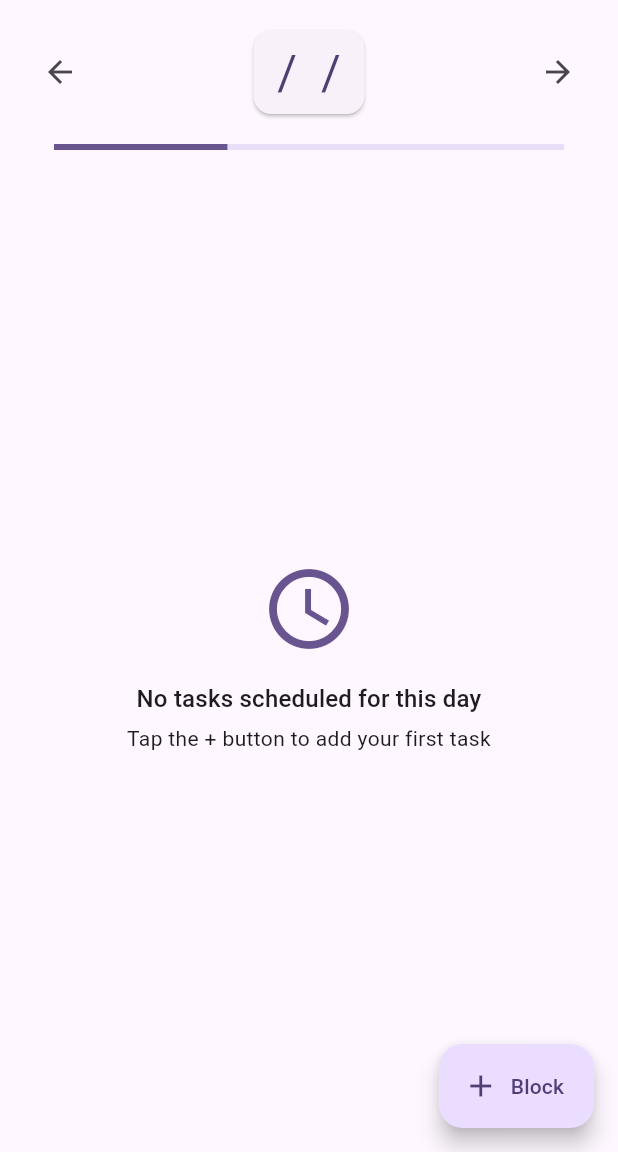
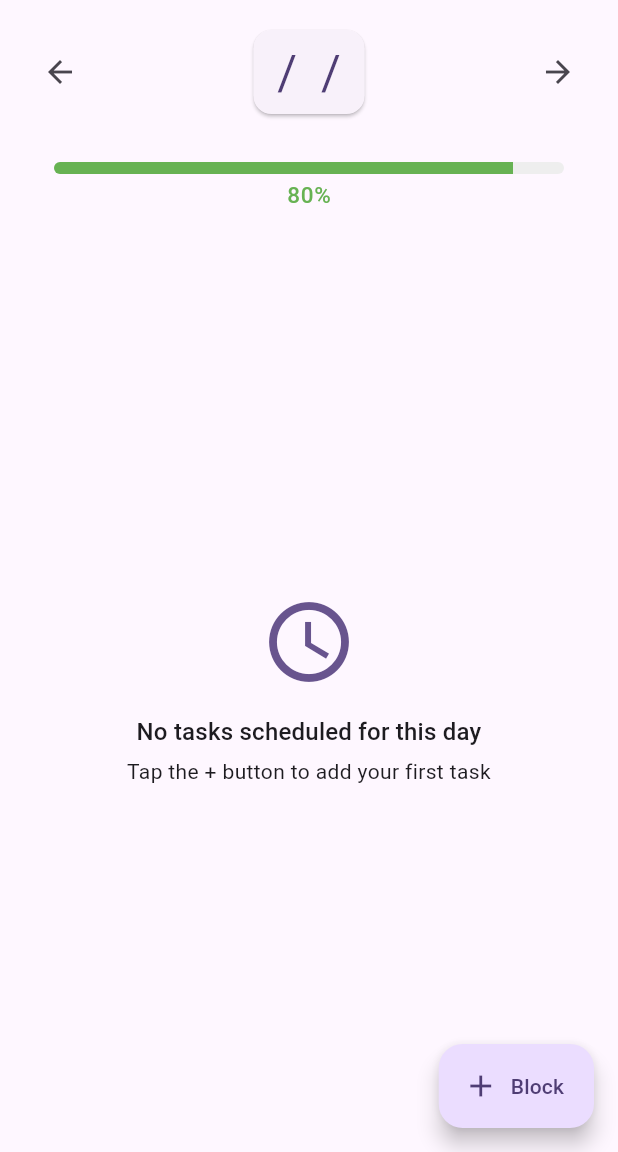
Before and after one commit to Orio77/potential_aid_app, a Flutter app: the screen it shows after launch, on a phone screen of 412 x 824 dp, the part 84-1236 px from its top. Run offline on Flutter 3.47's test engine with Material 3 defaults, Android fonts, the phone set to English and light mode, and no system bars; our stand-ins replace drift, drift_flutter, flutter_riverpod; missing offline and left inert: time_machine; accounts and stored records are empty; generated files the repository leaves out were written again.

Commit message:
0.2 Progress Bar First Implementation and Completion-Based Color Improvement

```diff
--- a/lib/utils/completion_utils.dart
+++ b/lib/utils/completion_utils.dart
@@ -1,17 +1,84 @@
 import 'package:flutter/material.dart';
 
 class CompletionUtils {
+  // Smooth color interpolation for progress bars
   static Color getCompletionColor(double completionPercentage) {
-    if (completionPercentage < 25) {
-      return Colors.red;
-    } else if (completionPercentage < 50) {
-      return Colors.orange;
-    } else if (completionPercentage < 75) {
-      return Colors.amber;
-    } else if (completionPercentage < 100) {
-      return Colors.lightGreen;
-    } else {
-      return Colors.green;
+    // Clamp the percentage between 0 and 100
+    final clamped = completionPercentage.clamp(0.0, 100.0);
+
+    if (clamped == 0) return Colors.grey.shade300;
+    if (clamped == 100) return Colors.green.shade600;
+
+    // Define color stops with smooth transitions
+    final colorStops = [
+      _ColorStop(0, Colors.red.shade400),
+      _ColorStop(25, Colors.orange.shade400),
+      _ColorStop(50, Colors.amber.shade400),
+      _ColorStop(75, Colors.lightGreen.shade400),
+      _ColorStop(100, Colors.green.shade600),
+    ];
+
+    return _interpolateColor(clamped, colorStops);
+  }
+
+  // Alternative with Material 3 color scheme
+  static Color getCompletionColorM3(
+    double completionPercentage,
+    ColorScheme colorScheme,
+  ) {
+    final clamped = completionPercentage.clamp(0.0, 100.0);
+
+    if (clamped == 0) return colorScheme.outline;
+    if (clamped == 100) return colorScheme.primary;
+
+    final colorStops = [
+      _ColorStop(0, colorScheme.error),
+      _ColorStop(30, colorScheme.tertiary),
+      _ColorStop(70, colorScheme.secondary),
+      _ColorStop(100, colorScheme.primary),
+    ];
+
+    return _interpolateColor(clamped, colorStops);
+  }
+
+  // Get completion text with better descriptions
+  static String getCompletionText(double completionPercentage) {
+    final clamped = completionPercentage.clamp(0.0, 100.0);
+
+    if (clamped == 0) return 'Not started';
+    if (clamped == 100) return 'Complete';
+    if (clamped < 10) return 'Just started';
+    if (clamped < 25) return 'Getting started';
+    if (clamped < 50) return 'Making progress';
+    if (clamped < 75) return 'Well underway';
+    if (clamped < 90) return 'Nearly there';
+    return 'Almost complete';
+  }
+
+  // Helper method for smooth color interpolation
+  static Color _interpolateColor(
+    double percentage,
+    List<_ColorStop> colorStops,
+  ) {
+    for (int i = 0; i < colorStops.length - 1; i++) {
+      final current = colorStops[i];
+      final next = colorStops[i + 1];
+
+      if (percentage >= current.percentage && percentage <= next.percentage) {
+        final t =
+            (percentage - current.percentage) /
+            (next.percentage - current.percentage);
+        return Color.lerp(current.color, next.color, t)!;
+      }
     }
+
+    return colorStops.last.color;
   }
 }
+
+class _ColorStop {
+  final double percentage;
+  final Color color;
+
+  const _ColorStop(this.percentage, this.color);
+}
--- a/lib/widgets/stats/schedule_progress_bar.dart
+++ b/lib/widgets/stats/schedule_progress_bar.dart
@@ -1,14 +1,51 @@
 import 'package:flutter/material.dart';
+import 'package:potential_aid_app/utils/completion_utils.dart';
 
-// TODO
 class ScheduleProgressBar extends StatelessWidget {
   const ScheduleProgressBar({super.key});
 
   @override
   Widget build(BuildContext context) {
+    final completionValue = 0.9;
+    final color = CompletionUtils.getCompletionColor(completionValue * 100);
+
     return Padding(
-      padding: const EdgeInsets.symmetric(horizontal: 20, vertical: 8),
-      child: LinearProgressIndicator(value: 0.34),
+      padding: const EdgeInsets.symmetric(horizontal: 20, vertical: 12),
+      child: Column(
+        crossAxisAlignment: CrossAxisAlignment.start,
+        children: [
+          const SizedBox(height: 8),
+          // Progress bar
+          Container(
+            height: 8,
+            decoration: BoxDecoration(
+              borderRadius: BorderRadius.circular(4),
+              color: Colors.grey[200],
+            ),
+            child: ClipRRect(
+              borderRadius: BorderRadius.circular(4),
+              child: LinearProgressIndicator(
+                value: completionValue, // 7 out of 20 tasks
+                backgroundColor: Colors.transparent,
+                valueColor: AlwaysStoppedAnimation<Color>(color),
+              ),
+            ),
+          ),
+          const SizedBox(height: 4),
+          // Percentage text
+          Align(
+            alignment: Alignment.center,
+            child: Text(
+              '80%',
+              style: Theme.of(context).textTheme.bodySmall?.copyWith(
+                color: color,
+                fontWeight: FontWeight.w500,
+                fontSize: 15,
+              ),
+            ),
+          ),
+        ],
+      ),
     );
   }
 }
```
